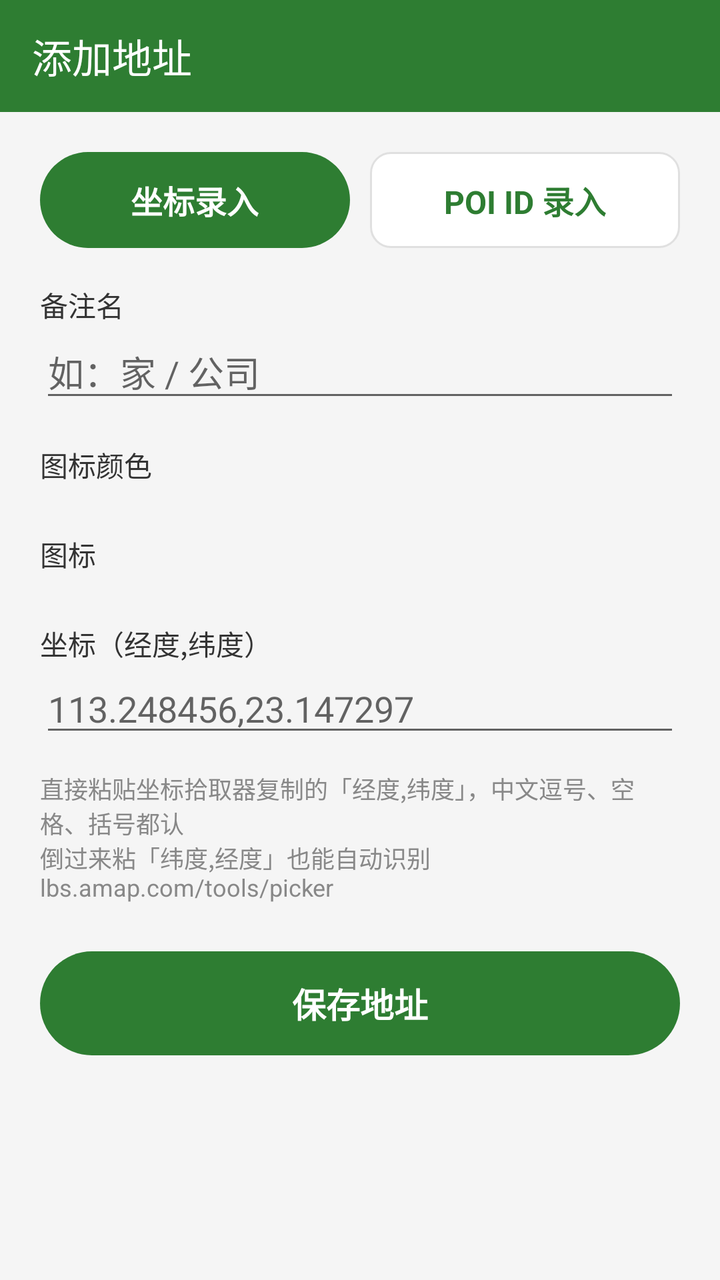
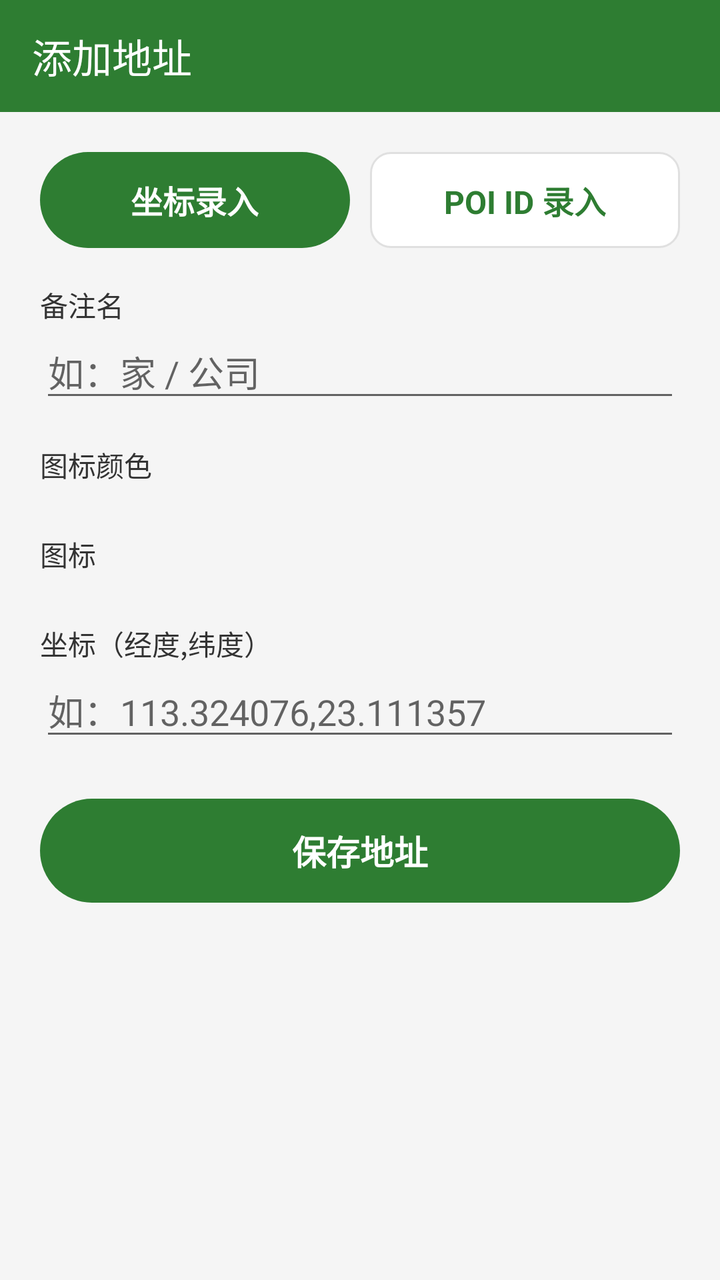

Screens rendered from an Android XML layout before and after an edit, with the pre-edit source and the edit as a unified diff.
<!-- AndroidManifest.xml: application theme AppTheme -->
<!-- res/layout/activity_add_address.xml -->
<?xml version="1.0" encoding="utf-8"?>
<LinearLayout xmlns:android="http://schemas.android.com/apk/res/android"
    xmlns:app="http://schemas.android.com/apk/res-auto"
    android:layout_width="match_parent"
    android:layout_height="match_parent"
    android:background="#F5F5F5"
    android:orientation="vertical">

    <androidx.appcompat.widget.Toolbar
        android:id="@+id/toolbar"
        android:layout_width="match_parent"
        android:layout_height="wrap_content"
        android:background="#2E7D32"
        app:title="添加地址"
        app:titleTextColor="#FFFFFF" />

    <ScrollView
        android:id="@+id/formScroll"
        android:layout_width="match_parent"
        android:layout_height="0dp"
        android:layout_weight="1"
        android:clipToPadding="false">

        <LinearLayout
            android:layout_width="match_parent"
            android:layout_height="wrap_content"
            android:orientation="vertical"
            android:padding="20dp">

            <LinearLayout
                android:layout_width="match_parent"
                android:layout_height="wrap_content"
                android:orientation="horizontal">

                <TextView
                    android:id="@+id/btnCoord"
                    android:layout_width="0dp"
                    android:layout_height="48dp"
                    android:layout_weight="1"
                    android:background="@drawable/bg_add"
                    android:clickable="true"
                    android:focusable="true"
                    android:gravity="center"
                    android:text="坐标录入"
                    android:textColor="#FFFFFF"
                    android:textSize="16sp"
                    android:textStyle="bold" />

                <TextView
                    android:id="@+id/btnPoi"
                    android:layout_width="0dp"
                    android:layout_height="48dp"
                    android:layout_marginStart="10dp"
                    android:layout_weight="1"
                    android:background="@drawable/bg_card"
                    android:clickable="true"
                    android:focusable="true"
                    android:gravity="center"
                    android:text="POI ID 录入"
                    android:textColor="#2E7D32"
                    android:textSize="16sp"
                    android:textStyle="bold" />

            </LinearLayout>

            <TextView
                android:layout_width="match_parent"
                android:layout_height="wrap_content"
                android:layout_marginTop="18dp"
                android:text="备注名"
                android:textColor="#333333"
                android:textSize="14sp" />

            <EditText
                android:id="@+id/etName"
                android:layout_width="match_parent"
                android:layout_height="wrap_content"
                android:hint="如：家 / 公司"
                android:inputType="text"
                android:maxLines="1" />

            <TextView
                android:layout_width="match_parent"
                android:layout_height="wrap_content"
                android:layout_marginTop="16dp"
                android:text="图标颜色"
                android:textColor="#333333"
                android:textSize="14sp" />

            <LinearLayout
                android:id="@+id/colorRow"
                android:layout_width="match_parent"
                android:layout_height="wrap_content"
                android:layout_marginTop="8dp"
                android:orientation="horizontal" />

            <TextView
                android:layout_width="match_parent"
                android:layout_height="wrap_content"
                android:layout_marginTop="16dp"
                android:text="图标"
                android:textColor="#333333"
                android:textSize="14sp" />

            <LinearLayout
                android:id="@+id/iconRow"
                android:layout_width="match_parent"
                android:layout_height="wrap_content"
                android:layout_marginTop="8dp"
                android:orientation="horizontal" />

            
            <LinearLayout
                android:id="@+id/coordSection"
                android:layout_width="match_parent"
                android:layout_height="wrap_content"
                android:orientation="vertical">

                <TextView
                    android:layout_width="match_parent"
                    android:layout_height="wrap_content"
                    android:layout_marginTop="16dp"
                    android:text="坐标（经度,纬度）"
                    android:textColor="#333333"
                    android:textSize="14sp" />

                <EditText
                    android:id="@+id/etCoord"
                    android:layout_width="match_parent"
                    android:layout_height="wrap_content"
                    android:hint="113.248456,23.147297"
                    android:inputType="textNoSuggestions"
                    android:maxLines="1"
                    android:singleLine="true" />

                
                <TextView
                    android:id="@+id/tvCoordEcho"
                    android:layout_width="match_parent"
                    android:layout_height="wrap_content"
                    android:layout_marginTop="6dp"
                    android:textColor="#2E7D32"
                    android:textSize="13sp"
                    android:visibility="gone" />

                <TextView
                    android:layout_width="match_parent"
                    android:layout_height="wrap_content"
                    android:layout_marginTop="12dp"
                    android:text="直接粘贴坐标拾取器复制的「经度,纬度」，中文逗号、空格、括号都认\n倒过来粘「纬度,经度」也能自动识别\nlbs.amap.com/tools/picker"
                    android:textColor="#888888"
                    android:textSize="12sp" />

            </LinearLayout>

            
            <LinearLayout
                android:id="@+id/poiSection"
                android:layout_width="match_parent"
                android:layout_height="wrap_content"
                android:orientation="vertical"
                android:visibility="gone">

                <TextView
                    android:layout_width="match_parent"
                    android:layout_height="wrap_content"
                    android:layout_marginTop="16dp"
                    android:text="POI ID"
                    android:textColor="#333333"
                    android:textSize="14sp" />

                <EditText
                    android:id="@+id/etPoiIdOnly"
                    android:layout_width="match_parent"
                    android:layout_height="wrap_content"
                    android:hint="如：B000A60DA1"
                    android:inputType="text"
                    android:maxLines="1" />

                <TextView
                    android:layout_width="match_parent"
                    android:layout_height="wrap_content"
                    android:layout_marginTop="12dp"
                    android:text="获取 POI ID：高德地图网页版搜索地点\n从详情页地址栏取值"
                    android:textColor="#888888"
                    android:textSize="12sp" />

            </LinearLayout>

            <TextView
                android:id="@+id/btnSave"
                android:layout_width="match_parent"
                android:layout_height="52dp"
                android:layout_marginTop="24dp"
                android:layout_marginBottom="24dp"
                android:background="@drawable/bg_add"
                android:clickable="true"
                android:focusable="true"
                android:gravity="center"
                android:text="保存地址"
                android:textColor="#FFFFFF"
                android:textSize="17sp"
                android:textStyle="bold" />

        </LinearLayout>

    </ScrollView>

</LinearLayout>
<!-- resources referenced by this layout -->
<resources>
  <!-- drawable bg_add (drawable) -->
  <?xml version="1.0" encoding="utf-8"?>
  <shape xmlns:android="http://schemas.android.com/apk/res/android"
      android:shape="rectangle">
      <solid android:color="#2E7D32" />
      <corners android:radius="28dp" />
  </shape>
  <!-- drawable bg_card (drawable) -->
  <?xml version="1.0" encoding="utf-8"?>
  <shape xmlns:android="http://schemas.android.com/apk/res/android"
      android:shape="rectangle">
      <solid android:color="#FFFFFF" />
      <corners android:radius="10dp" />
      <stroke
          android:width="1dp"
          android:color="#E0E0E0" />
  </shape>
  <style name="AppTheme" parent="Theme.AppCompat.Light.NoActionBar">
          <item name="colorPrimary">#2E7D32</item>
          <item name="colorPrimaryDark">#1B5E20</item>
          <item name="colorAccent">#2E7D32</item>
          <item name="android:windowBackground">@drawable/bg_glass_page</item>
          <item name="android:windowContentOverlay">@null</item>
          <item name="android:windowLightStatusBar">false</item>
          <item name="android:windowLightNavigationBar">true</item>
      </style>
  <!-- drawable bg_glass_page (drawable) -->
  <?xml version="1.0" encoding="utf-8"?>
  <shape xmlns:android="http://schemas.android.com/apk/res/android"
      android:shape="rectangle">
      <gradient
          android:angle="270"
          android:endColor="#EEF0EA"
          android:startColor="#FBFBF9"
          android:type="linear" />
  </shape>
</resources>

<!-- the commit's change to res/layout/activity_add_address.xml (unified diff, before → after) -->
@@ -128,7 +128,7 @@
                     android:id="@+id/etCoord"
                     android:layout_width="match_parent"
                     android:layout_height="wrap_content"
-                    android:hint="113.248456,23.147297"
+                    android:hint="如：113.324076,23.111357"
                     android:inputType="textNoSuggestions"
                     android:maxLines="1"
                     android:singleLine="true" />
@@ -142,14 +142,6 @@
                     android:textColor="#2E7D32"
                     android:textSize="13sp"
                     android:visibility="gone" />
-
-                <TextView
-                    android:layout_width="match_parent"
-                    android:layout_height="wrap_content"
-                    android:layout_marginTop="12dp"
-                    android:text="直接粘贴坐标拾取器复制的「经度,纬度」，中文逗号、空格、括号都认\n倒过来粘「纬度,经度」也能自动识别\nlbs.amap.com/tools/picker"
-                    android:textColor="#888888"
-                    android:textSize="12sp" />
 
             </LinearLayout>
 
